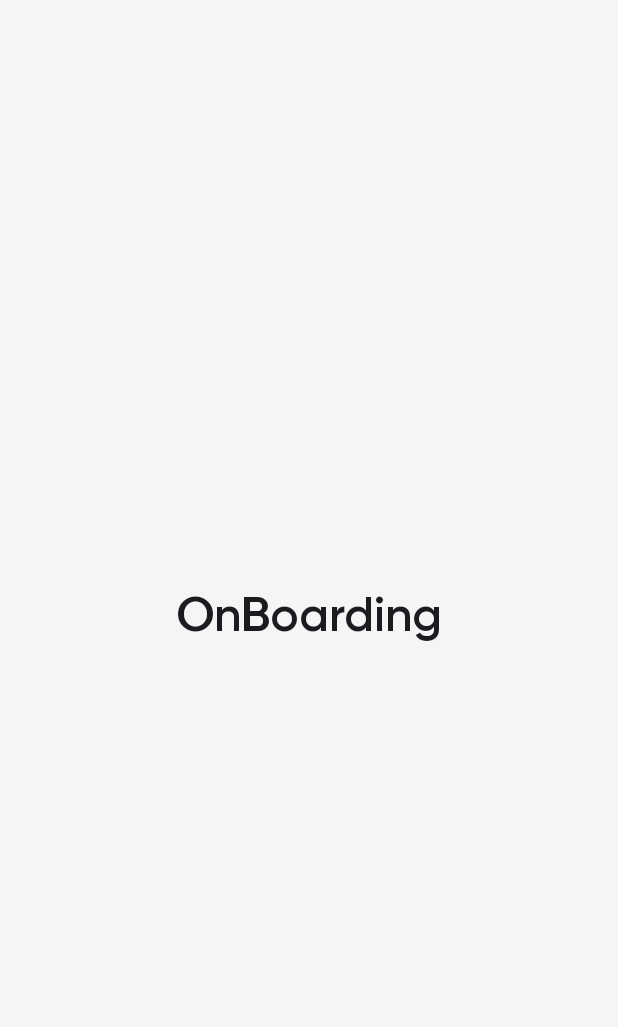
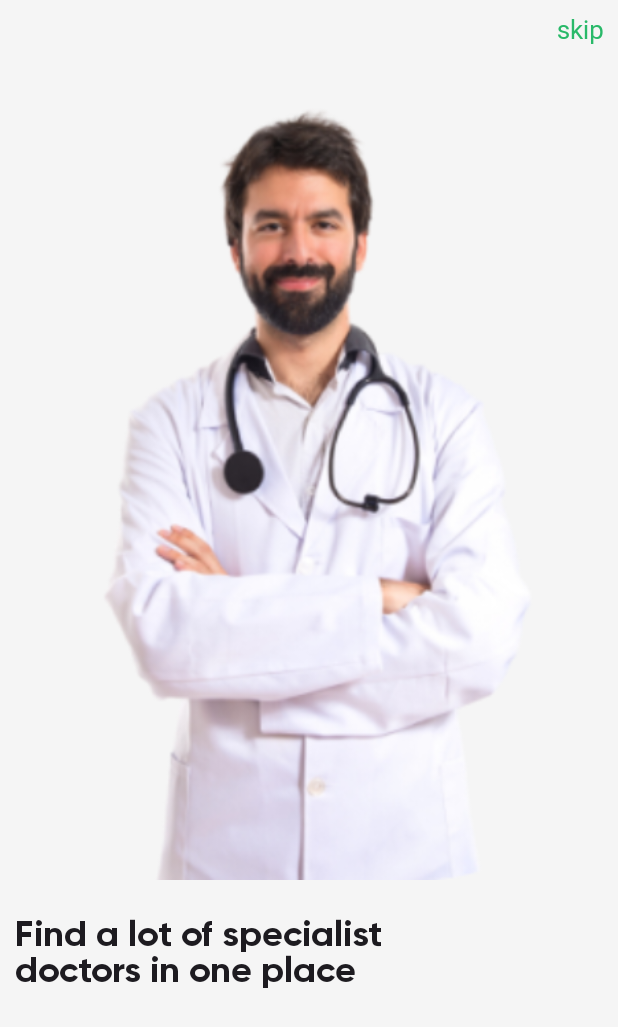
Before and after one commit to thisishisham1/i_care, an Android app built with Jetpack Compose: the screen it shows after launch (MainActivity), on a phone screen of 412 x 824 dp. Shown: the top 1027 px of the screen. Run offline under Robolectric (Android 15) with nearby library versions, the phone set to English and light mode, and no system bars; Roboto replaces fonts that are not available here.

Commit message:
is done : onboarding part1 of 2

```diff
--- a/app/src/main/java/com/example/icare/MainActivity.kt
+++ b/app/src/main/java/com/example/icare/MainActivity.kt
@@ -4,7 +4,6 @@ import android.os.Bundle
 import androidx.activity.ComponentActivity
 import androidx.activity.compose.setContent
 import androidx.compose.foundation.layout.fillMaxSize
-import androidx.compose.material3.ExperimentalMaterial3Api
 import androidx.compose.material3.MaterialTheme
 import androidx.compose.material3.Surface
 import androidx.compose.runtime.Composable
@@ -12,7 +11,10 @@ import androidx.compose.ui.Modifier
 import androidx.navigation.compose.NavHost
 import androidx.navigation.compose.composable
 import androidx.navigation.compose.rememberNavController
+import com.example.icare.presentation.Destinations
+import com.example.icare.presentation.onboarding.OnBoardingScreen
 import com.example.icare.ui.theme.ICareTheme
+import com.example.icare.uiApp.SplashScreen
 
 class MainActivity : ComponentActivity() {
     override fun onCreate(savedInstanceState: Bundle?) {
@@ -38,8 +40,8 @@ fun Navigation() {
         composable(Destinations.SplashScreen.route) {
             SplashScreen(navController)
         }
-        composable(Destinations.OnBoarding.route) {
-            OnBoarding()
+        composable(Destinations.OnBoarding.route){
+            OnBoardingScreen()
         }
     }
 }
--- a/app/src/main/java/com/example/icare/OnBoarding.kt
+++ /dev/null
@@ -1,16 +0,0 @@
-package com.example.icare
-
-import androidx.compose.foundation.layout.Box
-import androidx.compose.foundation.layout.fillMaxSize
-import androidx.compose.material3.MaterialTheme
-import androidx.compose.material3.Text
-import androidx.compose.runtime.Composable
-import androidx.compose.ui.Alignment
-import androidx.compose.ui.Modifier
-
-@Composable
-fun OnBoarding() {
-    Box(modifier = Modifier.fillMaxSize(), contentAlignment = Alignment.Center) {
-        Text(text = "OnBoarding", style = MaterialTheme.typography.headlineLarge)
-    }
-}
--- a/app/src/main/java/com/example/icare/Destinations.kt
+++ b/app/src/main/java/com/example/icare/presentation/Destinations.kt
@@ -1,4 +1,4 @@
-package com.example.icare
+package com.example.icare.presentation
 
 sealed class Destinations(val route: String) {
     object SplashScreen : Destinations("Splash Screen")
--- /dev/null
+++ b/app/src/main/java/com/example/icare/presentation/Dimens.kt
@@ -0,0 +1,11 @@
+package com.example.icare.presentation
+
+import androidx.compose.ui.unit.dp
+
+object Dimens {
+    val largePadding = 25.dp
+    val mediumPadding = 10.dp
+    val smallPadding = 5.dp
+
+    val IndicatorSize = 14.dp
+}
--- /dev/null
+++ b/app/src/main/java/com/example/icare/presentation/onboarding/OnBoardingScreen.kt
@@ -0,0 +1,53 @@
+package com.example.icare.presentation.onboarding
+
+import NewButton
+import androidx.compose.foundation.ExperimentalFoundationApi
+import androidx.compose.foundation.layout.Arrangement
+import androidx.compose.foundation.layout.Column
+import androidx.compose.foundation.layout.Row
+import androidx.compose.foundation.layout.Spacer
+import androidx.compose.foundation.layout.fillMaxSize
+import androidx.compose.foundation.layout.fillMaxWidth
+import androidx.compose.foundation.layout.height
+import androidx.compose.foundation.layout.padding
+import androidx.compose.foundation.pager.HorizontalPager
+import androidx.compose.foundation.pager.rememberPagerState
+import androidx.compose.runtime.Composable
+import androidx.compose.runtime.derivedStateOf
+import androidx.compose.runtime.remember
+import androidx.compose.ui.Alignment
+import androidx.compose.ui.Modifier
+import androidx.compose.ui.tooling.preview.Preview
+import com.example.icare.presentation.Dimens.largePadding
+import com.example.icare.presentation.Dimens.mediumPadding
+import com.example.icare.presentation.onboarding.component.OnBoardingPage
+import com.example.icare.presentation.reusablecomponent.PageIndicator
+
+@OptIn(ExperimentalFoundationApi::class)
+@Composable
+fun OnBoardingScreen() {
+    val pagerState = rememberPagerState(initialPage = 0) {
+        pages.size
+    }
+    val buttonState = remember {
+        derivedStateOf {
+            if (pagerState.currentPage != 3) "Next" else "Get Started"
+        }
+    }
+    HorizontalPager(state = pagerState) {
+        index->
+        Column(
+            modifier = Modifier
+                .fillMaxSize()
+                .padding(mediumPadding)
+        ) {
+            OnBoardingPage(page = pages[index])
+        }
+    }
+}
+
+@Preview(showBackground = true)
+@Composable
+fun test() {
+    OnBoardingScreen()
+}
--- /dev/null
+++ b/app/src/main/java/com/example/icare/presentation/onboarding/component/OnBoardinPage.kt
@@ -0,0 +1,69 @@
+package com.example.icare.presentation.onboarding.component
+
+import androidx.compose.foundation.Image
+import androidx.compose.foundation.clickable
+import androidx.compose.foundation.layout.Arrangement
+import androidx.compose.foundation.layout.Column
+import androidx.compose.foundation.layout.Row
+import androidx.compose.foundation.layout.Spacer
+import androidx.compose.foundation.layout.fillMaxHeight
+import androidx.compose.foundation.layout.fillMaxWidth
+import androidx.compose.foundation.layout.height
+import androidx.compose.material3.MaterialTheme
+import androidx.compose.material3.Text
+import androidx.compose.runtime.Composable
+import androidx.compose.ui.Modifier
+import androidx.compose.ui.layout.ContentScale
+import androidx.compose.ui.res.painterResource
+import androidx.compose.ui.tooling.preview.Preview
+import androidx.compose.ui.unit.dp
+import com.example.icare.presentation.onboarding.Page
+import com.example.icare.presentation.onboarding.pages
+import com.example.icare.ui.theme.ICareTheme
+import com.example.icare.ui.theme.primaryGreen
+
+@Composable
+fun OnBoardingPage(
+    modifier: Modifier = Modifier,
+    page: Page
+) {
+    Column(
+        modifier = modifier
+    ) {
+        Row(
+            modifier = modifier
+                .fillMaxWidth(), horizontalArrangement = Arrangement.End
+        ) {
+            Text(
+                text = "skip",
+                style = MaterialTheme.typography.labelLarge, color = primaryGreen,
+                modifier = modifier.clickable { }
+            )
+        }
+        Spacer(modifier = modifier.height(25.dp))
+        Row(
+            modifier = modifier
+                .fillMaxWidth(),
+            horizontalArrangement = Arrangement.Center,
+        ) {
+            Image(
+                modifier = modifier
+                    .fillMaxWidth()
+                    .fillMaxHeight(0.7f),
+                painter = painterResource(id = page.imgRes),
+                contentDescription = null,
+                contentScale = ContentScale.Fit
+            )
+        }
+        Spacer(modifier = modifier.height(25.dp))
+        Row {
+            Text(
+                text = page.title,
+                style = MaterialTheme.typography.headlineSmall
+            )
+        }
+
+
+    }
+
+}
--- /dev/null
+++ b/app/src/main/java/com/example/icare/presentation/onboarding/page.kt
@@ -0,0 +1,34 @@
+package com.example.icare.presentation.onboarding
+
+import androidx.annotation.DrawableRes
+import com.example.icare.R
+
+data class Page(
+    @DrawableRes val imgRes: Int,
+    val title: String,
+    val description: String
+)
+
+
+val pages = listOf(
+    Page(
+        imgRes = R.drawable.page_1,
+        title = "Find a lot of specialist\ndoctors in one place",
+        description = "page one"
+    ),
+    Page(
+        imgRes = R.drawable.page_2,
+        title = "View and buy Medicine\nonline",
+        description = "page two"
+    ),
+    Page(
+        imgRes = R.drawable.page_3,
+        title = "Quick Diagnoses, Instant\nRelief!",
+        description = "page three "
+    ),
+    Page(
+        imgRes = R.drawable.page_4,
+        title = "Book, Visit, Chat Results.\nSwift Health in Three\nSteps!",
+        description = "page three"
+    )
+)
--- /dev/null
+++ b/app/src/main/java/com/example/icare/presentation/reusablecomponent/PageIndicator.kt
@@ -0,0 +1,38 @@
+package com.example.icare.presentation.reusablecomponent
+
+import androidx.compose.foundation.background
+import androidx.compose.foundation.layout.Arrangement
+import androidx.compose.foundation.layout.Box
+import androidx.compose.foundation.layout.Row
+import androidx.compose.foundation.layout.height
+import androidx.compose.foundation.layout.size
+import androidx.compose.foundation.layout.width
+import androidx.compose.foundation.shape.RoundedCornerShape
+import androidx.compose.runtime.Composable
+import androidx.compose.ui.Modifier
+import androidx.compose.ui.draw.clip
+import androidx.compose.ui.graphics.Color
+import androidx.compose.ui.unit.dp
+import com.example.icare.presentation.Dimens.IndicatorSize
+import com.example.icare.ui.theme.neutralGray
+import com.example.icare.ui.theme.primaryGreen
+
+@Composable
+fun PageIndicator(
+    modifier: Modifier = Modifier,
+    pageSize: Int,
+    selectedPage: Int,
+    selectedColor: Color = primaryGreen,
+    unselectedColor: Color = neutralGray
+) {
+    Row(modifier = modifier, horizontalArrangement = Arrangement.spacedBy(2.dp)) {
+        repeat(pageSize) { page ->
+            Box(
+                modifier = modifier
+                    .width(15.dp).height(7.dp)
+                    .clip(RoundedCornerShape(10.dp))
+                    .background(color = if (page == selectedPage) selectedColor else unselectedColor)
+            )
+        }
+    }
+}
--- /dev/null
+++ b/app/src/main/java/com/example/icare/presentation/reusablecomponent/newButtopns.kt
@@ -0,0 +1,13 @@
+import androidx.compose.foundation.shape.RoundedCornerShape
+import androidx.compose.material3.Button
+import androidx.compose.material3.MaterialTheme
+import androidx.compose.material3.Text
+import androidx.compose.runtime.Composable
+import androidx.compose.ui.unit.dp
+
+@Composable
+fun NewButton(text: String, onClick: () -> Unit) {
+    Button(onClick = onClick, shape = RoundedCornerShape(15.dp)) {
+        Text(text = text, style = MaterialTheme.typography.labelLarge)
+    }
+}
--- a/app/src/main/java/com/example/icare/ui/theme/Type.kt
+++ b/app/src/main/java/com/example/icare/ui/theme/Type.kt
@@ -39,7 +39,7 @@ val Typography = Typography(
     ),
     headlineSmall = TextStyle(
         fontFamily = gilroyFont,
-        fontWeight = FontWeight.SemiBold,
+        fontWeight = FontWeight.Bold,
         fontSize = 24.sp
     ),
     titleLarge = TextStyle(
--- a/app/src/main/java/com/example/icare/Splash.kt
+++ b/app/src/main/java/com/example/icare/uiApp/Splash.kt
@@ -1,4 +1,4 @@
-package com.example.icare
+package com.example.icare.uiApp
 
 import android.view.animation.OvershootInterpolator
 import androidx.compose.animation.core.Animatable
@@ -17,6 +17,8 @@ import androidx.compose.ui.draw.scale
 import androidx.compose.ui.res.painterResource
 import androidx.compose.ui.unit.dp
 import androidx.navigation.NavController
+import com.example.icare.R
+import com.example.icare.presentation.Destinations
 import com.example.icare.ui.theme.primaryGreen
 import kotlinx.coroutines.delay
 
```
Also changed, not shown: app/src/main/java/com/example/icare/uiApp/OnBoarding.kt (added), app/src/main/res/drawable/arrow.png (added), app/src/main/res/drawable/arrow_right.png (added), app/src/main/res/drawable/page_1.png (added), app/src/main/res/drawable/page_2.png (added), app/src/main/res/drawable/page_3.png (added), app/src/main/res/drawable/page_4.png (added).
